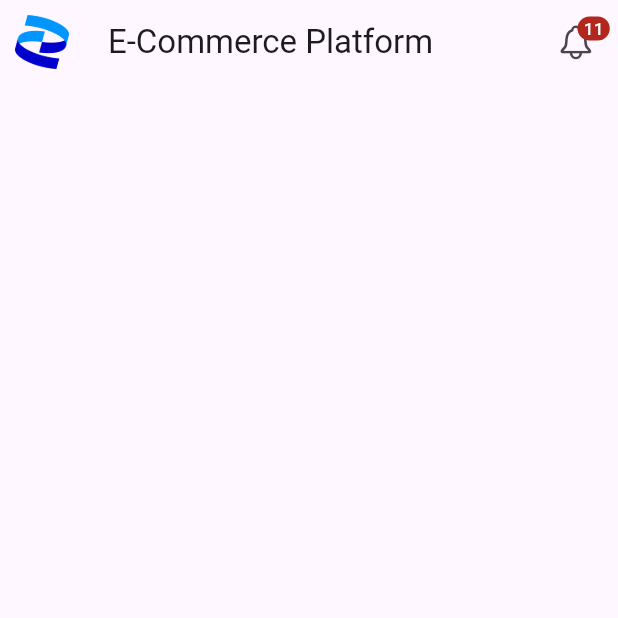
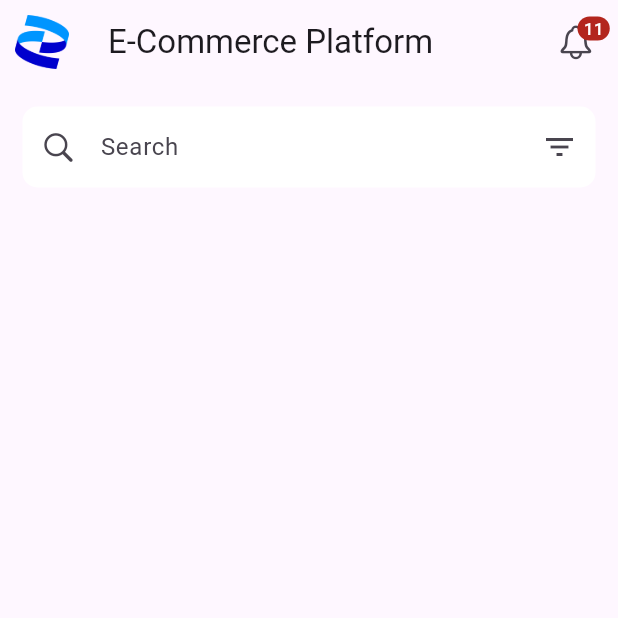
Before and after one commit to alnoman997/E-Commerce_App_UI_-Flutter-, a Flutter app: the screen it shows after launch, on a phone screen of 412 x 824 dp, the top half of it. Run offline on Flutter 3.47's test engine with Material 3 defaults, Android fonts, the phone set to English and light mode, and no system bars.

Commit message:
e commerce app ui

```diff
--- a/lib/screens/home/home_screen.dart
+++ b/lib/screens/home/home_screen.dart
@@ -30,6 +30,28 @@ class _HomeScreenState extends State<HomeScreen> {
         ],
 
       ),
+
+      body: ListView(
+        children: [
+          Container(
+            margin: EdgeInsets.all(15),
+            decoration: BoxDecoration(
+              color: Colors.white,
+              borderRadius: BorderRadius.circular(10)
+            ),
+            child: TextField(
+              decoration: InputDecoration(
+                hintText: 'Search',
+                prefixIcon: Icon(CupertinoIcons.search),
+                suffixIcon: Icon(Icons.filter_list),
+                contentPadding: EdgeInsets.all(15),
+                border: InputBorder.none
+              ),
+            ),
+          )
+        ],
+      ),
+
     );
   }
 }
```
